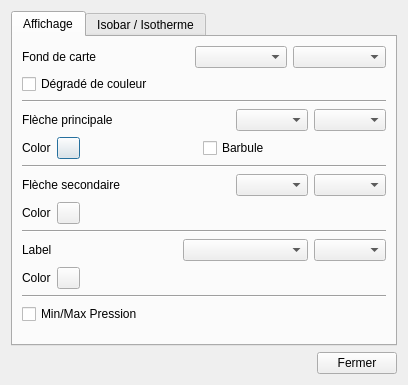
First picture: the form in src/Ui/DialogGribDrawing.ui, repository nohal/qtVlm, before the edit.
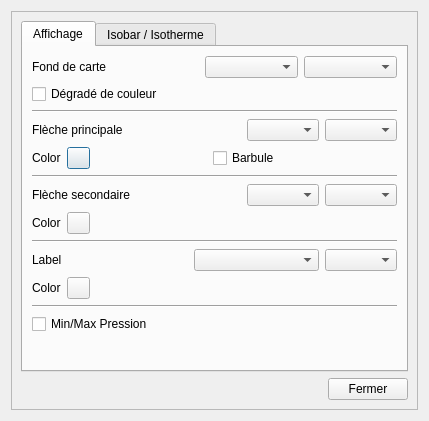
Second picture: the form after the edit.

```diff
--- a/src/Ui/DialogGribDrawing.ui
+++ b/src/Ui/DialogGribDrawing.ui
@@ -6,8 +6,8 @@
    <rect>
     <x>0</x>
     <y>0</y>
-    <width>408</width>
-    <height>385</height>
+    <width>429</width>
+    <height>421</height>
    </rect>
   </property>
   <property name="windowTitle">
@@ -15,6 +15,21 @@
   </property>
   <layout class="QVBoxLayout" name="verticalLayout_4">
    <item>
+    <widget class="QScrollArea" name="scrollArea">
+     <property name="widgetResizable">
+      <bool>true</bool>
+     </property>
+     <widget class="QWidget" name="scrollAreaWidgetContents_2">
+      <property name="geometry">
+       <rect>
+        <x>0</x>
+        <y>0</y>
+        <width>409</width>
+        <height>401</height>
+       </rect>
+      </property>
+      <layout class="QVBoxLayout" name="verticalLayout_3">
+       <item>
     <widget class="QTabWidget" name="tabWidget">
      <property name="currentIndex">
       <number>0</number>
@@ -729,6 +744,10 @@
       </widget>
      </item>
     </layout>
+       </item>
+      </layout>
+     </widget>
+    </widget>
    </item>
   </layout>
  </widget>
```
Lines whose indentation alone changed are shown as unchanged.
